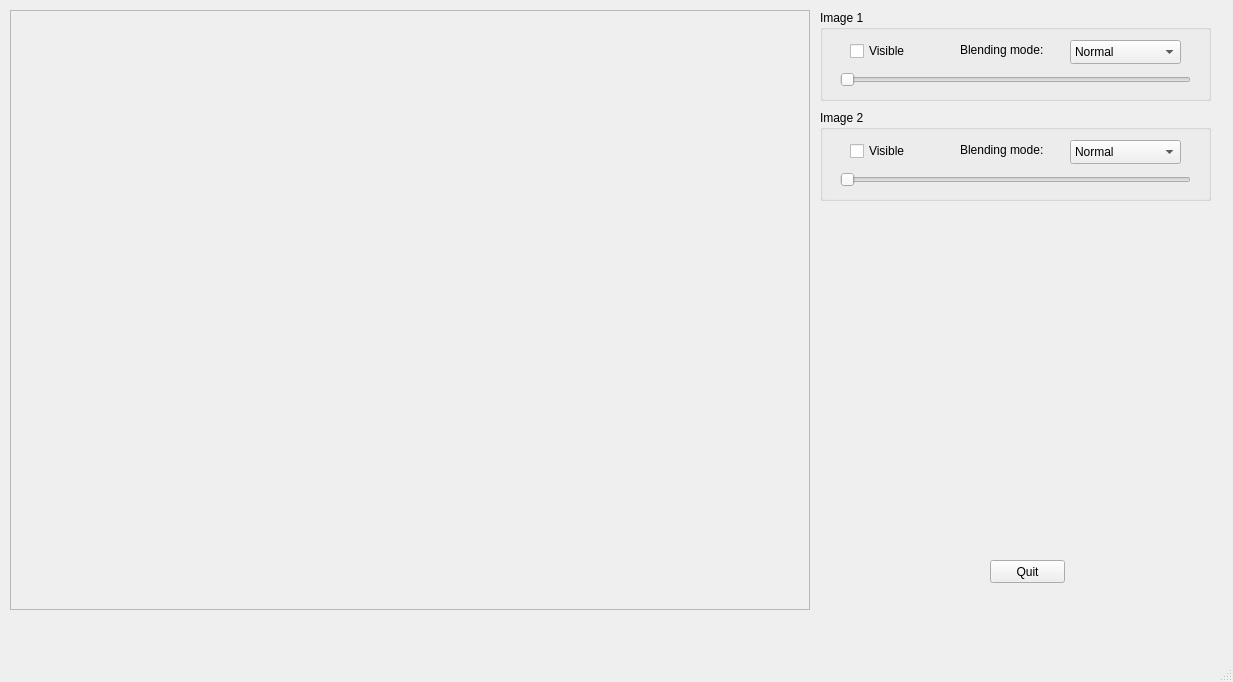
Qt form mywindow.ui (jasienieckih/lgim8) before a commit.
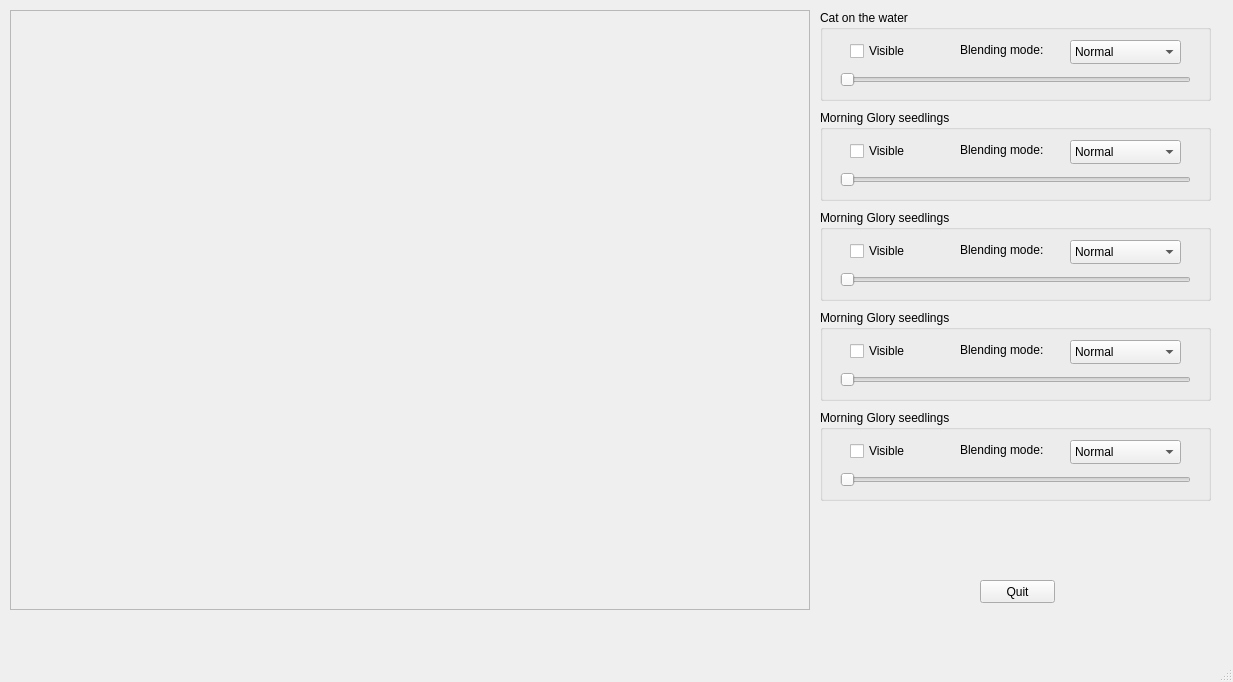
The same form after that commit.

Commit message: Add three new pictures to GUI

Patch:
```diff
--- a/mywindow.ui
+++ b/mywindow.ui
@@ -33,8 +33,8 @@
    <widget class="QPushButton" name="exitButton">
     <property name="geometry">
      <rect>
-      <x>990</x>
-      <y>560</y>
+      <x>980</x>
+      <y>580</y>
       <width>75</width>
       <height>23</height>
      </rect>
@@ -53,7 +53,7 @@
      </rect>
     </property>
     <property name="title">
-     <string>Image 1</string>
+     <string>Cat on the water</string>
     </property>
     <widget class="QCheckBox" name="checkBoxVisible01">
      <property name="geometry">
@@ -153,7 +153,7 @@
      </rect>
     </property>
     <property name="title">
-     <string>Image 2</string>
+     <string>Morning Glory seedlings</string>
     </property>
     <widget class="QCheckBox" name="checkBoxVisible02">
      <property name="geometry">
@@ -243,6 +243,306 @@
      </property>
     </widget>
    </widget>
+   <widget class="QGroupBox" name="groupBox_3">
+    <property name="geometry">
+     <rect>
+      <x>820</x>
+      <y>210</y>
+      <width>391</width>
+      <height>91</height>
+     </rect>
+    </property>
+    <property name="title">
+     <string>Morning Glory seedlings</string>
+    </property>
+    <widget class="QCheckBox" name="checkBoxVisible03">
+     <property name="geometry">
+      <rect>
+       <x>30</x>
+       <y>30</y>
+       <width>84</width>
+       <height>22</height>
+      </rect>
+     </property>
+     <property name="text">
+      <string>Visible</string>
+     </property>
+    </widget>
+    <widget class="QSlider" name="sliderAlpha03">
+     <property name="geometry">
+      <rect>
+       <x>20</x>
+       <y>60</y>
+       <width>351</width>
+       <height>20</height>
+      </rect>
+     </property>
+     <property name="maximum">
+      <number>1000</number>
+     </property>
+     <property name="orientation">
+      <enum>Qt::Horizontal</enum>
+     </property>
+    </widget>
+    <widget class="QComboBox" name="comboBoxMode03">
+     <property name="geometry">
+      <rect>
+       <x>250</x>
+       <y>30</y>
+       <width>111</width>
+       <height>24</height>
+      </rect>
+     </property>
+     <item>
+      <property name="text">
+       <string>Normal</string>
+      </property>
+     </item>
+     <item>
+      <property name="text">
+       <string>Lighten only</string>
+      </property>
+     </item>
+     <item>
+      <property name="text">
+       <string>Darken only</string>
+      </property>
+     </item>
+     <item>
+      <property name="text">
+       <string>Add</string>
+      </property>
+     </item>
+     <item>
+      <property name="text">
+       <string>Multiply</string>
+      </property>
+     </item>
+     <item>
+      <property name="text">
+       <string>Saturation</string>
+      </property>
+     </item>
+     <item>
+      <property name="text">
+       <string>Grain extract</string>
+      </property>
+     </item>
+    </widget>
+    <widget class="QLabel" name="label_3">
+     <property name="geometry">
+      <rect>
+       <x>140</x>
+       <y>30</y>
+       <width>101</width>
+       <height>20</height>
+      </rect>
+     </property>
+     <property name="text">
+      <string>Blending mode:</string>
+     </property>
+    </widget>
+   </widget>
+   <widget class="QGroupBox" name="groupBox_4">
+    <property name="geometry">
+     <rect>
+      <x>820</x>
+      <y>310</y>
+      <width>391</width>
+      <height>91</height>
+     </rect>
+    </property>
+    <property name="title">
+     <string>Morning Glory seedlings</string>
+    </property>
+    <widget class="QCheckBox" name="checkBoxVisible04">
+     <property name="geometry">
+      <rect>
+       <x>30</x>
+       <y>30</y>
+       <width>84</width>
+       <height>22</height>
+      </rect>
+     </property>
+     <property name="text">
+      <string>Visible</string>
+     </property>
+    </widget>
+    <widget class="QSlider" name="sliderAlpha04">
+     <property name="geometry">
+      <rect>
+       <x>20</x>
+       <y>60</y>
+       <width>351</width>
+       <height>20</height>
+      </rect>
+     </property>
+     <property name="maximum">
+      <number>1000</number>
+     </property>
+     <property name="orientation">
+      <enum>Qt::Horizontal</enum>
+     </property>
+    </widget>
+    <widget class="QComboBox" name="comboBoxMode04">
+     <property name="geometry">
+      <rect>
+       <x>250</x>
+       <y>30</y>
+       <width>111</width>
+       <height>24</height>
+      </rect>
+     </property>
+     <item>
+      <property name="text">
+       <string>Normal</string>
+      </property>
+     </item>
+     <item>
+      <property name="text">
+       <string>Lighten only</string>
+      </property>
+     </item>
+     <item>
+      <property name="text">
+       <string>Darken only</string>
+      </property>
+     </item>
+     <item>
+      <property name="text">
+       <string>Add</string>
+      </property>
+     </item>
+     <item>
+      <property name="text">
+       <string>Multiply</string>
+      </property>
+     </item>
+     <item>
+      <property name="text">
+       <string>Saturation</string>
+      </property>
+     </item>
+     <item>
+      <property name="text">
+       <string>Grain extract</string>
+      </property>
+     </item>
+    </widget>
+    <widget class="QLabel" name="label_4">
+     <property name="geometry">
+      <rect>
+       <x>140</x>
+       <y>30</y>
+       <width>101</width>
+       <height>20</height>
+      </rect>
+     </property>
+     <property name="text">
+      <string>Blending mode:</string>
+     </property>
+    </widget>
+   </widget>
+   <widget class="QGroupBox" name="groupBox_5">
+    <property name="geometry">
+     <rect>
+      <x>820</x>
+      <y>410</y>
+      <width>391</width>
+      <height>91</height>
+     </rect>
+    </property>
+    <property name="title">
+     <string>Morning Glory seedlings</string>
+    </property>
+    <widget class="QCheckBox" name="checkBoxVisible05">
+     <property name="geometry">
+      <rect>
+       <x>30</x>
+       <y>30</y>
+       <width>84</width>
+       <height>22</height>
+      </rect>
+     </property>
+     <property name="text">
+      <string>Visible</string>
+     </property>
+    </widget>
+    <widget class="QSlider" name="sliderAlpha05">
+     <property name="geometry">
+      <rect>
+       <x>20</x>
+       <y>60</y>
+       <width>351</width>
+       <height>20</height>
+      </rect>
+     </property>
+     <property name="maximum">
+      <number>1000</number>
+     </property>
+     <property name="orientation">
+      <enum>Qt::Horizontal</enum>
+     </property>
+    </widget>
+    <widget class="QComboBox" name="comboBoxMode05">
+     <property name="geometry">
+      <rect>
+       <x>250</x>
+       <y>30</y>
+       <width>111</width>
+       <height>24</height>
+      </rect>
+     </property>
+     <item>
+      <property name="text">
+       <string>Normal</string>
+      </property>
+     </item>
+     <item>
+      <property name="text">
+       <string>Lighten only</string>
+      </property>
+     </item>
+     <item>
+      <property name="text">
+       <string>Darken only</string>
+      </property>
+     </item>
+     <item>
+      <property name="text">
+       <string>Add</string>
+      </property>
+     </item>
+     <item>
+      <property name="text">
+       <string>Multiply</string>
+      </property>
+     </item>
+     <item>
+      <property name="text">
+       <string>Saturation</string>
+      </property>
+     </item>
+     <item>
+      <property name="text">
+       <string>Grain extract</string>
+      </property>
+     </item>
+    </widget>
+    <widget class="QLabel" name="label_5">
+     <property name="geometry">
+      <rect>
+       <x>140</x>
+       <y>30</y>
+       <width>101</width>
+       <height>20</height>
+      </rect>
+     </property>
+     <property name="text">
+      <string>Blending mode:</string>
+     </property>
+    </widget>
+   </widget>
   </widget>
   <widget class="QMenuBar" name="menuBar">
    <property name="geometry">
```
